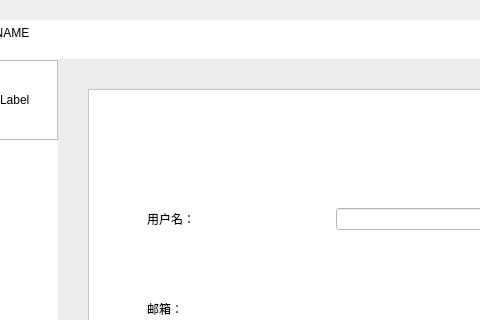
The window that frontend/main_interface.ui (AiDahanwen/BUAA_2024_Python_Project) describes before a commit, drawn with Qt 5; both pictures show x 321 to 801 and y 0 to 320 of the 1134 by 600 pixel window.
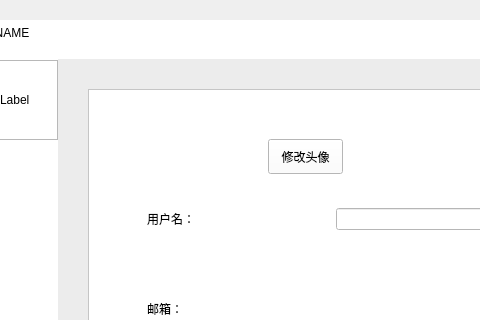
The same window after the commit. The open tabs and pages were chosen to show the change. Icons and pictures are not drawn.

```diff
--- a/frontend/main_interface.ui
+++ b/frontend/main_interface.ui
@@ -1168,20 +1168,33 @@
        <widget class="QLabel" name="label_my_avatar">
         <property name="geometry">
          <rect>
-          <x>50</x>
+          <x>60</x>
           <y>10</y>
           <width>100</width>
           <height>100</height>
          </rect>
         </property>
+        <property name="text">
+         <string/>
+        </property>
+       </widget>
+       <widget class="QPushButton" name="pushButton_modify_avatar">
+        <property name="geometry">
+         <rect>
+          <x>180</x>
+          <y>50</y>
+          <width>75</width>
+          <height>35</height>
+         </rect>
+        </property>
         <property name="minimumSize">
          <size>
-          <width>100</width>
-          <height>100</height>
+          <width>0</width>
+          <height>35</height>
          </size>
         </property>
         <property name="text">
-         <string/>
+         <string>修改头像</string>
         </property>
        </widget>
       </widget>
```
Left out of the diff: 4 changed lines with no effect on the pictures.
